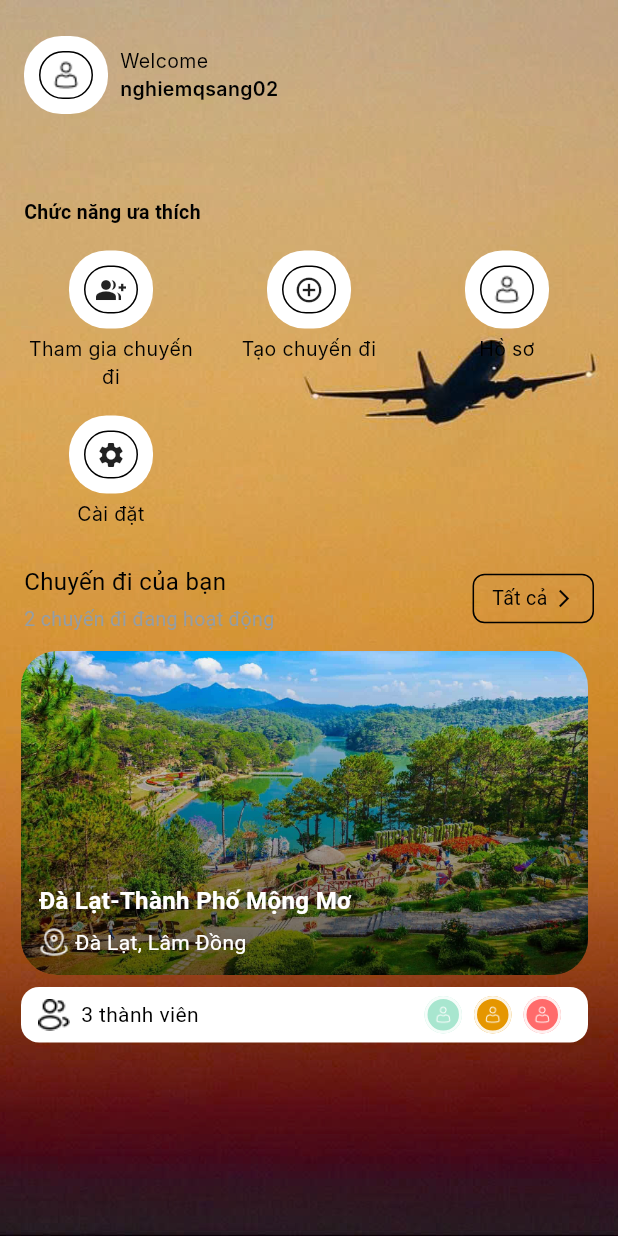
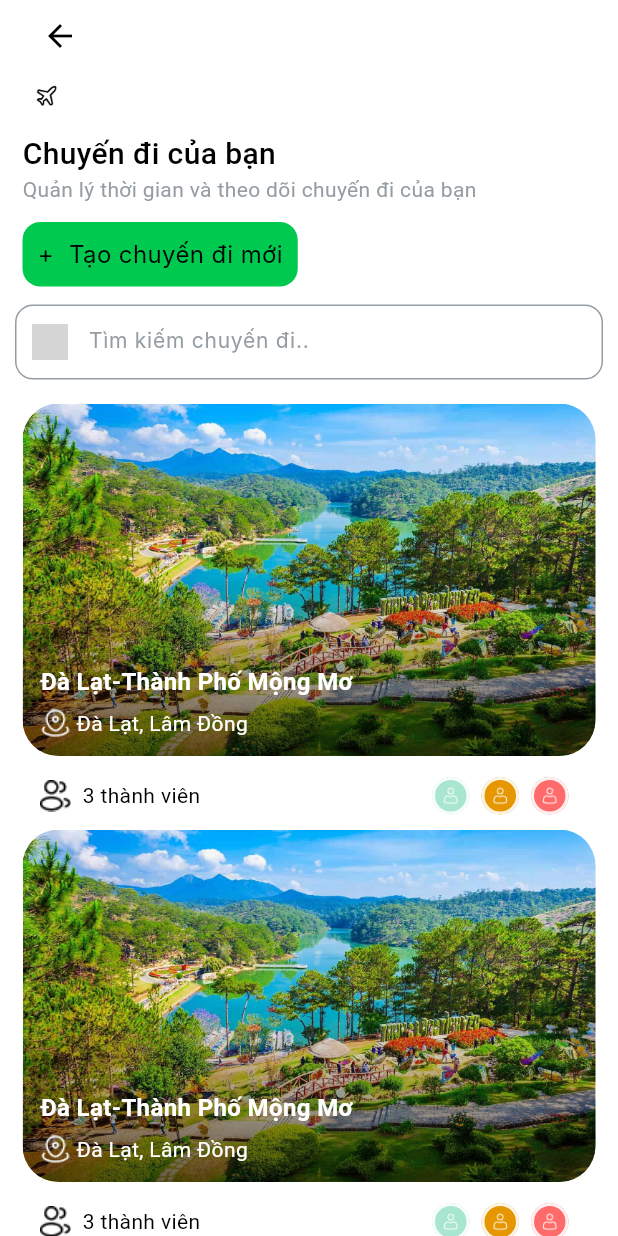
Before and after one commit to manhquyen810/TripSyncApp, a Flutter app: the HomeScreen screen opened by its route, after a tap on "Tất cả", on a phone screen of 412 x 824 dp. Run offline on Flutter 3.47's test engine with Material 3 defaults, Android fonts, the phone set to English and light mode, and no system bars; Roboto replaces fonts that are missing (Inter, Poppins); grey boxes are pictures that could not be loaded.

Commit message:
[UPDATE] update all_trips_screen page

```diff
--- /dev/null
+++ b/tripsync_flt/lib/features/home/presentation/screens/all_trips_screen.dart
@@ -0,0 +1,127 @@
+import 'package:flutter/material.dart';
+import '../widgets/all_trips_header.dart';
+import '../widgets/all_trips_search_bar.dart';
+import '../widgets/trip_card.dart';
+import '../../../trip/domain/entities/trip.dart';
+import '../../../itinerary/presentation/screens/itinerary_screen.dart';
+
+class AllTripsScreen extends StatelessWidget {
+  const AllTripsScreen({super.key});
+
+  @override
+  Widget build(BuildContext context) {
+    final trips = <Trip>[
+      const Trip(
+        title: 'Đà Lạt-Thành Phố Mộng Mơ',
+        location: 'Đà Lạt, Lâm Đồng',
+        imageUrl: 'assets/images/app/trip_1.jpg',
+        memberCount: 3,
+        memberColors: ['#A8E6CF', '#E59600', '#FF6B6B'],
+        startDate: '12/12/2025',
+        endDate: '15/12/2025',
+        daysCount: 3,
+        confirmedCount: 2,
+        proposedCount: 0,
+      ),
+      const Trip(
+        title: 'Đà Lạt-Thành Phố Mộng Mơ',
+        location: 'Đà Lạt, Lâm Đồng',
+        imageUrl: 'assets/images/app/trip_1.jpg',
+        memberCount: 3,
+        memberColors: ['#A8E6CF', '#E59600', '#FF6B6B'],
+        startDate: '20/12/2025',
+        endDate: '23/12/2025',
+        daysCount: 4,
+        confirmedCount: 3,
+        proposedCount: 1,
+      ),
+      const Trip(
+        title: 'Đà Lạt-Thành Phố Mộng Mơ',
+        location: 'Đà Lạt, Lâm Đồng',
+        imageUrl: 'assets/images/app/trip_1.jpg',
+        memberCount: 3,
+        memberColors: ['#A8E6CF', '#E59600', '#FF6B6B'],
+        startDate: '01/01/2026',
+        endDate: '05/01/2026',
+        daysCount: 5,
+        confirmedCount: 4,
+        proposedCount: 2,
+      ),
+    ];
+
+    return Scaffold(
+      backgroundColor: Colors.white,
+      body: SafeArea(
+        child: Column(
+          crossAxisAlignment: CrossAxisAlignment.start,
+          children: [
+            // Back button
+            Padding(
+              padding: const EdgeInsets.only(left: 16, top: 0),
+              child: IconButton(
+                icon: const Icon(Icons.arrow_back, color: Colors.black),
+                onPressed: () => Navigator.pop(context),
+                padding: EdgeInsets.zero,
+                constraints: const BoxConstraints(),
+              ),
+            ),
+
+            // Header Section
+            AllTripsHeader(
+              onCreateTripTap: () {
+                Navigator.pushNamed(context, '/create-trip');
+              },
+            ),
+
+            const SizedBox(height: 12),
+
+            // Search Bar
+            const Padding(
+              padding: EdgeInsets.symmetric(horizontal: 10),
+              child: AllTripsSearchBar(),
+            ),
+
+            const SizedBox(height: 16),
+
+            // Trip List
+            Expanded(
+              child: ScrollConfiguration(
+                behavior: ScrollConfiguration.of(context).copyWith(overscroll: false),
+                child: ListView.separated(
+                  padding: const EdgeInsets.symmetric(horizontal: 15),
+                  itemCount: trips.length,
+                  separatorBuilder: (context, index) => const SizedBox(height: 4),
+                  itemBuilder: (context, index) {
+                  final trip = trips[index];
+                  return TripCard(
+                    title: trip.title,
+                    location: trip.location,
+                    imageUrl: trip.imageUrl,
+                    memberCount: trip.memberCount,
+                    memberColors: trip.memberColors
+                        .map(
+                          (color) =>
+                              Color(int.parse(color.replaceFirst('#', '0xFF'))),
+                        )
+                        .toList(),
+                    cardWidth: double.infinity,
+                    imageHeight: 235,
+                    onTap: () {
+                      Navigator.push(
+                        context,
+                        MaterialPageRoute(
+                          builder: (context) => TripItineraryScreen(trip: trip),
+                        ),
+                      );
+                    },
+                  );
+                },
+              ),
+              ),
+            ),
+          ],
+        ),
+      ),
+    );
+  }
+}
--- a/tripsync_flt/lib/features/home/presentation/screens/home_screen.dart
+++ b/tripsync_flt/lib/features/home/presentation/screens/home_screen.dart
@@ -6,6 +6,7 @@ import '../widgets/trip_card.dart';
 import '../../../trip/presentation/screens/join_trip_screen.dart';
 import '../../../trip/domain/entities/trip.dart';
 import '../../../itinerary/presentation/screens/itinerary_screen.dart';
+import 'all_trips_screen.dart';
 
 class HomeScreen extends StatelessWidget {
   const HomeScreen({super.key});
@@ -76,7 +77,14 @@ class HomeScreen extends StatelessWidget {
                         TripListHeader(
                           activeTripCount: 2,
                           padding: const EdgeInsets.symmetric(horizontal: 16),
-                          onViewAllTap: () {},
+                          onViewAllTap: () {
+                            Navigator.push(
+                              context,
+                              MaterialPageRoute(
+                                builder: (context) => const AllTripsScreen(),
+                              ),
+                            );
+                          },
                         ),
 
                         const SizedBox(height: 12),
--- /dev/null
+++ b/tripsync_flt/lib/features/home/presentation/widgets/all_trips_header.dart
@@ -0,0 +1,111 @@
+import 'package:flutter/material.dart';
+
+class AllTripsHeader extends StatelessWidget {
+  final VoidCallback? onCreateTripTap;
+
+  const AllTripsHeader({
+    super.key,
+    this.onCreateTripTap,
+  });
+
+  @override
+  Widget build(BuildContext context) {
+    return Padding(
+      padding: const EdgeInsets.symmetric(horizontal: 15),
+      child: Column(
+        crossAxisAlignment: CrossAxisAlignment.start,
+        children: [
+          // Icon
+          Container(
+            width: 32,
+            height: 32,
+            decoration: BoxDecoration(
+              color: Colors.white,
+              borderRadius: BorderRadius.circular(8),
+            ),
+            child: Center(
+              child: Image.asset(
+                'assets/icons/plane.png',
+                width: 16,
+                height: 16,
+                color: Colors.black,
+                errorBuilder: (context, error, stackTrace) => const Icon(
+                  Icons.flight_takeoff,
+                  size: 16,
+                  color: Colors.black,
+                ),
+              ),
+            ),
+          ),
+
+          const SizedBox(height: 12),
+
+          // Title
+          const Text(
+            'Chuyến đi của bạn',
+            style: TextStyle(
+              fontSize: 20,
+              fontWeight: FontWeight.w500,
+              color: Colors.black,
+              fontFamily: 'Poppins',
+              height: 1.0,
+            ),
+          ),
+
+          const SizedBox(height: 4),
+
+          // Description
+          const Text(
+            'Quản lý thời gian và theo dõi chuyến đi của bạn',
+            style: TextStyle(
+              fontSize: 14,
+              fontWeight: FontWeight.w400,
+              color: Color(0xFF959DA3),
+              fontFamily: 'Poppins',
+              height: 1.43,
+            ),
+          ),
+
+          const SizedBox(height: 12),
+
+          // Create Trip Button
+          InkWell(
+            onTap: onCreateTripTap,
+            borderRadius: BorderRadius.circular(12),
+            child: Container(
+              padding: const EdgeInsets.symmetric(horizontal: 10, vertical: 10),
+              decoration: BoxDecoration(
+                color: const Color(0xFF00C950),
+                borderRadius: BorderRadius.circular(12),
+              ),
+              child: Row(
+                mainAxisSize: MainAxisSize.min,
+                children: const [
+                  Text(
+                    '+',
+                    style: TextStyle(
+                      fontSize: 16,
+                      fontWeight: FontWeight.w400,
+                      color: Colors.black,
+                      fontFamily: 'Inter',
+                    ),
+                  ),
+                  SizedBox(width: 10),
+                  Text(
+                    'Tạo chuyến đi mới',
+                    style: TextStyle(
+                      fontSize: 16,
+                      fontWeight: FontWeight.w400,
+                      color: Colors.black,
+                      fontFamily: 'Inter',
+                    ),
+                  ),
+                ],
+              ),
+            ),
+          ),
+        ],
+      ),
+    );
+  }
+}
--- /dev/null
+++ b/tripsync_flt/lib/features/home/presentation/widgets/all_trips_search_bar.dart
@@ -0,0 +1,64 @@
+import 'package:flutter/material.dart';
+
+class AllTripsSearchBar extends StatelessWidget {
+  final Function(String)? onSearchChanged;
+
+  const AllTripsSearchBar({
+    super.key,
+    this.onSearchChanged,
+  });
+
+  @override
+  Widget build(BuildContext context) {
+    return Container(
+      decoration: BoxDecoration(
+        border: Border.all(
+          color: const Color(0xFF959DA3),
+          width: 1,
+        ),
+        borderRadius: BorderRadius.circular(12),
+      ),
+      child: TextField(
+        onChanged: onSearchChanged,
+        style: const TextStyle(
+          fontSize: 14,
+          fontWeight: FontWeight.w400,
+          color: Color(0xFF959DA3),
+          fontFamily: 'Inter',
+        ),
+        decoration: InputDecoration(
+          hintText: 'Tìm kiếm chuyến đi..',
+          hintStyle: const TextStyle(
+            fontSize: 14,
+            fontWeight: FontWeight.w400,
+            color: Color(0xFF959DA3),
+            fontFamily: 'Inter',
+          ),
+          border: InputBorder.none,
+          contentPadding: const EdgeInsets.symmetric(
+            horizontal: 10,
+            vertical: 10,
+          ),
+          prefixIcon: Padding(
+            padding: const EdgeInsets.all(10),
+            child: Image.asset(
+              'assets/icons/search.png',
+              width: 24,
+              height: 24,
+              color: const Color(0xFF959DA3),
+              errorBuilder: (context, error, stackTrace) => const Icon(
+                Icons.search,
+                size: 24,
+                color: Color(0xFF959DA3),
+              ),
+            ),
+          ),
+          prefixIconConstraints: const BoxConstraints(
+            minWidth: 44,
+            minHeight: 24,
+          ),
+        ),
+      ),
+    );
+  }
+}
--- a/tripsync_flt/lib/features/home/presentation/widgets/trip_card.dart
+++ b/tripsync_flt/lib/features/home/presentation/widgets/trip_card.dart
@@ -32,16 +32,13 @@ class TripCard extends StatelessWidget {
         child: Column(
           crossAxisAlignment: CrossAxisAlignment.start,
           children: [
-            Container(
+            ClipRRect(
+              borderRadius: BorderRadius.circular(24),
+              child: Container(
                 height: imageHeight,
-              decoration: BoxDecoration(
-                borderRadius: BorderRadius.circular(24),
-              ),
                 child: Stack(
                   children: [
-                  ClipRRect(
-                    borderRadius: BorderRadius.circular(24),
-                    child: Image.asset(
+                    Image.asset(
                       imageUrl,
                       width: cardWidth,
                       height: imageHeight,
@@ -51,10 +48,13 @@ class TripCard extends StatelessWidget {
                         child: const Icon(Icons.image, size: 50),
                       ),
                     ),
-                  ),
-                  Container(
+                    Positioned(
+                      left: 0,
+                      right: 0,
+                      bottom: 0,
+                      height: imageHeight * 0.5,
+                      child: Container(
                         decoration: BoxDecoration(
-                      borderRadius: BorderRadius.circular(24),
                           gradient: LinearGradient(
                             begin: Alignment.topCenter,
                             end: Alignment.bottomCenter,
@@ -62,6 +62,7 @@ class TripCard extends StatelessWidget {
                               Colors.transparent,
                               Colors.black.withOpacity(0.6),
                             ],
+                          ),
                         ),
                       ),
                     ),
@@ -114,6 +115,7 @@ class TripCard extends StatelessWidget {
                   ],
                 ),
               ),
+            ),
             const SizedBox(height: 8),
             // Member Info Row
             Container(
```
Lines whose indentation alone changed are shown as unchanged.
